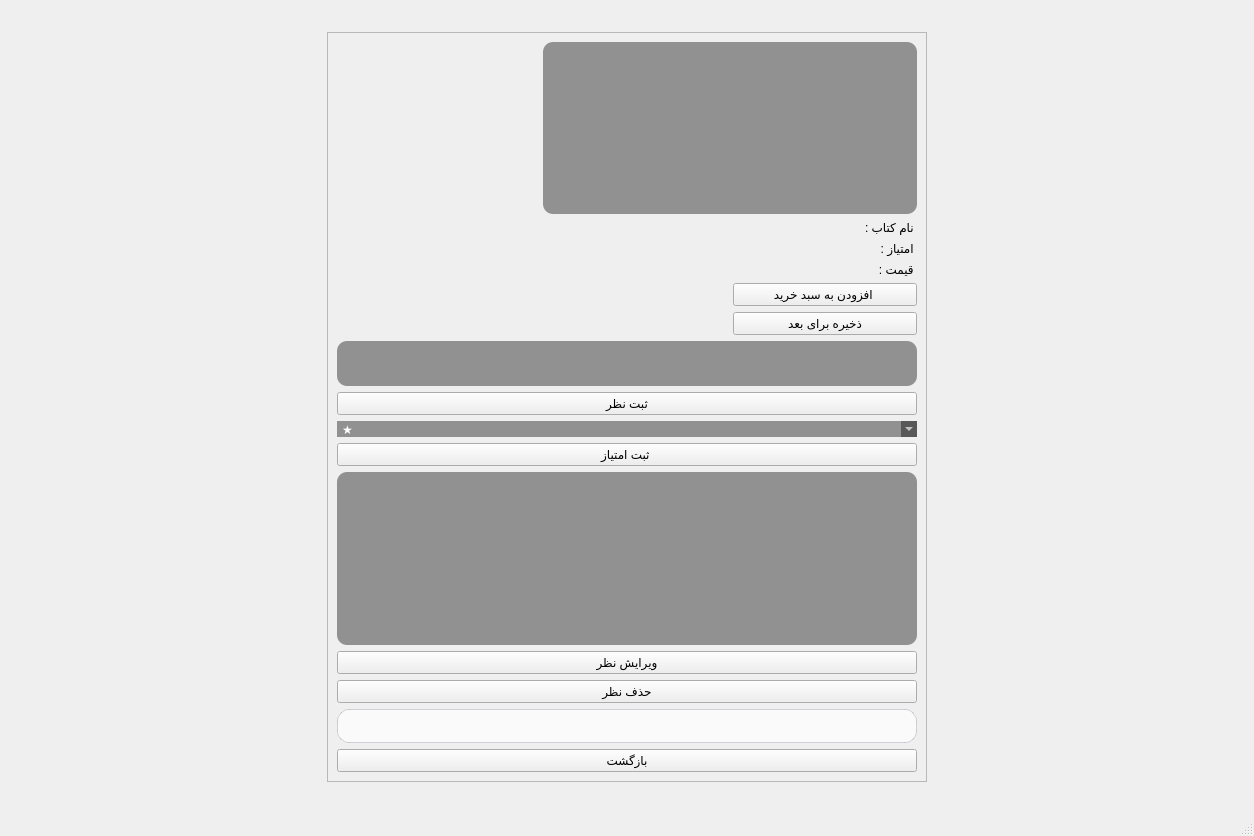
First picture: the form in client/bookdetailswindow_c.ui, repository afkhamis1386-afk/bookCLUB_Project, before the edit.
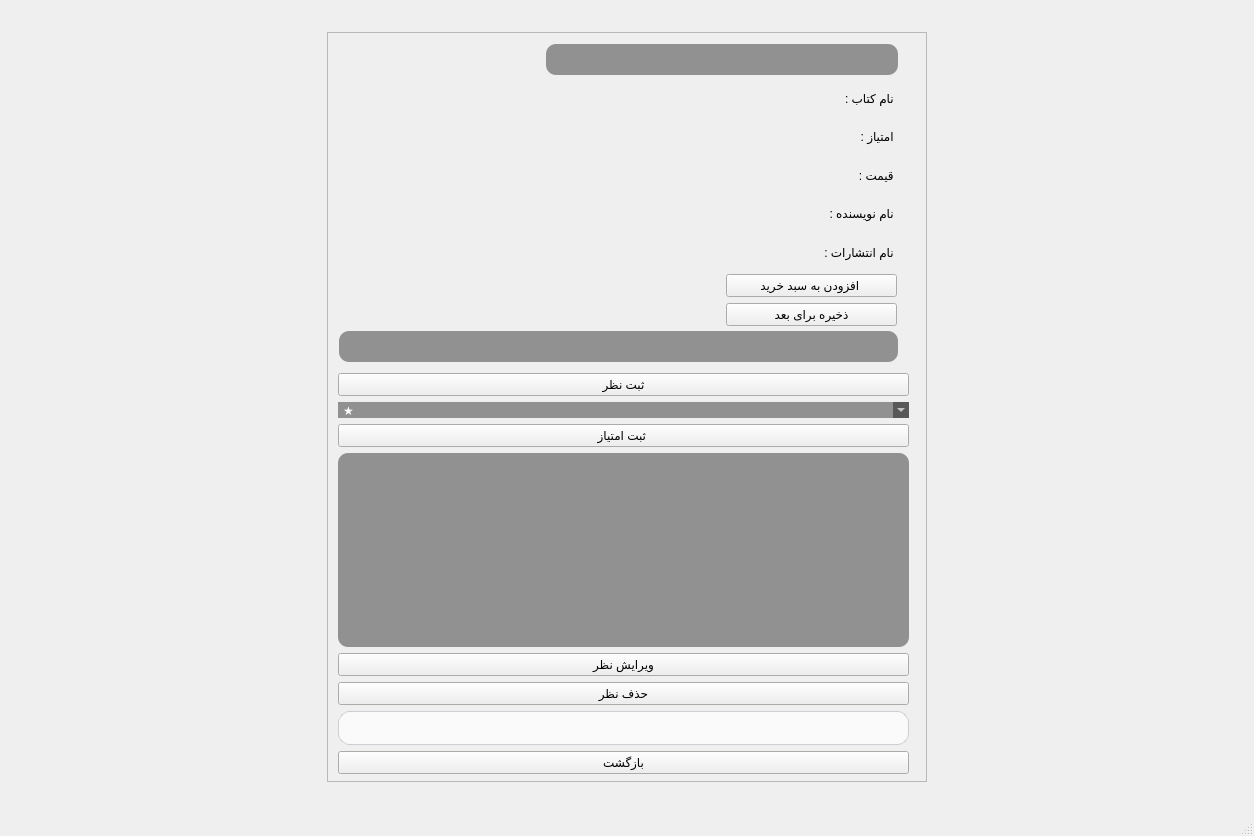
Second picture: the form after the edit. Icons and pictures are not drawn.

Commit message: Improve UI design for better user experience

The edit to the form file:
```diff
--- a/client/bookdetailswindow_c.ui
+++ b/client/bookdetailswindow_c.ui
@@ -165,13 +165,19 @@
         <rect>
          <x>0</x>
          <y>0</y>
-         <width>581</width>
-         <height>778</height>
+         <width>598</width>
+         <height>748</height>
         </rect>
        </property>
-       <layout class="QGridLayout" name="gridLayout">
-        <item row="6" column="0" colspan="3">
          <widget class="QTextEdit" name="newReviewTextEdit">
+        <property name="geometry">
+         <rect>
+          <x>11</x>
+          <y>298</y>
+          <width>559</width>
+          <height>31</height>
+         </rect>
+        </property>
           <property name="minimumSize">
            <size>
             <width>0</width>
@@ -190,32 +196,68 @@
 color: white;</string>
           </property>
          </widget>
-        </item>
-        <item row="4" column="2">
-         <widget class="QPushButton" name="addToCartButton">
-          <property name="text">
-           <string>افزودن به سبد خرید </string>
-          </property>
-         </widget>
-        </item>
-        <item row="2" column="2">
-         <widget class="QLabel" name="ratingLabel">
-          <property name="text">
-           <string> امتیاز :    </string>
-          </property>
-         </widget>
-        </item>
-        <item row="1" column="2">
-         <widget class="QLabel" name="bookNameLabel">
+       <widget class="QTextEdit" name="descriptionTextEdit">
+        <property name="geometry">
+         <rect>
+          <x>218</x>
+          <y>11</y>
+          <width>352</width>
+          <height>31</height>
+         </rect>
+        </property>
+        <property name="minimumSize">
+         <size>
+          <width>0</width>
+          <height>20</height>
+         </size>
+        </property>
+        <property name="styleSheet">
+         <string notr="true">background-color: rgba(0, 0, 0, 100);
+border-radius: 10px;
+color: white;</string>
+        </property>
+        <property name="readOnly">
+         <bool>true</bool>
+        </property>
+       </widget>
+       <widget class="QLabel" name="coverImageLabel">
+        <property name="geometry">
+         <rect>
+          <x>11</x>
+          <y>11</y>
+          <width>200</width>
+          <height>280</height>
+         </rect>
+        </property>
+        <property name="minimumSize">
+         <size>
+          <width>200</width>
+          <height>280</height>
+         </size>
+        </property>
+        <property name="maximumSize">
+         <size>
+          <width>200</width>
+          <height>280</height>
+         </size>
+        </property>
           <property name="styleSheet">
-           <string notr="true"/>
+         <string notr="true">
+border-radius: 8px;</string>
           </property>
           <property name="text">
-           <string> نام کتاب :   </string>
-          </property>
-         </widget>
-        </item>
-        <item row="7" column="0" colspan="3">
+         <string/>
+        </property>
+       </widget>
+       <widget class="QWidget" name="">
+        <property name="geometry">
+         <rect>
+          <x>10</x>
+          <y>340</y>
+          <width>571</width>
+          <height>401</height>
+         </rect>
+        </property>
          <layout class="QVBoxLayout" name="verticalLayout">
           <item>
            <widget class="QPushButton" name="submitReviewButton">
@@ -320,56 +362,63 @@
            </widget>
           </item>
          </layout>
-        </item>
-        <item row="0" column="1" colspan="2">
-         <widget class="QTextEdit" name="descriptionTextEdit">
-          <property name="minimumSize">
-           <size>
-            <width>0</width>
-            <height>20</height>
-           </size>
-          </property>
+       </widget>
+       <widget class="QWidget" name="">
+        <property name="geometry">
+         <rect>
+          <x>398</x>
+          <y>49</y>
+          <width>171</width>
+          <height>244</height>
+         </rect>
+        </property>
+        <layout class="QVBoxLayout" name="verticalLayout_2">
+         <item>
+          <widget class="QLabel" name="bookNameLabel">
           <property name="styleSheet">
-           <string notr="true">background-color: rgba(0, 0, 0, 100);
-border-radius: 10px;
-color: white;</string>
-          </property>
-          <property name="readOnly">
-           <bool>true</bool>
+            <string notr="true"/>
+           </property>
+           <property name="text">
+            <string> نام کتاب :   </string>
           </property>
          </widget>
         </item>
-        <item row="0" column="0" rowspan="6">
-         <widget class="QLabel" name="coverImageLabel">
-          <property name="minimumSize">
-           <size>
-            <width>200</width>
-            <height>280</height>
-           </size>
-          </property>
-          <property name="maximumSize">
-           <size>
-            <width>200</width>
-            <height>280</height>
-           </size>
-          </property>
-          <property name="styleSheet">
-           <string notr="true">
-border-radius: 8px;</string>
-          </property>
+         <item>
+          <widget class="QLabel" name="ratingLabel">
           <property name="text">
-           <string/>
+            <string> امتیاز :    </string>
           </property>
          </widget>
         </item>
-        <item row="3" column="2">
+         <item>
          <widget class="QLabel" name="priceLabel">
           <property name="text">
            <string> قیمت :   </string>
           </property>
          </widget>
         </item>
-        <item row="5" column="2">
+         <item>
+          <widget class="QLabel" name="authorNameLabel">
+           <property name="text">
+            <string> نام نویسنده :   </string>
+           </property>
+          </widget>
+         </item>
+         <item>
+          <widget class="QLabel" name="publisherNameLabel">
+           <property name="text">
+            <string> نام انتشارات :   </string>
+           </property>
+          </widget>
+         </item>
+         <item>
+          <widget class="QPushButton" name="addToCartButton">
+           <property name="text">
+            <string>افزودن به سبد خرید </string>
+           </property>
+          </widget>
+         </item>
+         <item>
          <widget class="QPushButton" name="saveBookButton">
           <property name="text">
            <string>ذخیره برای بعد</string>
@@ -377,6 +426,7 @@
          </widget>
         </item>
        </layout>
+       </widget>
       </widget>
      </widget>
     </item>
```
Left out of the diff: 36 changed lines with no effect on the pictures. Lines whose indentation alone changed are shown as unchanged. The commit also changes 2 other files.
